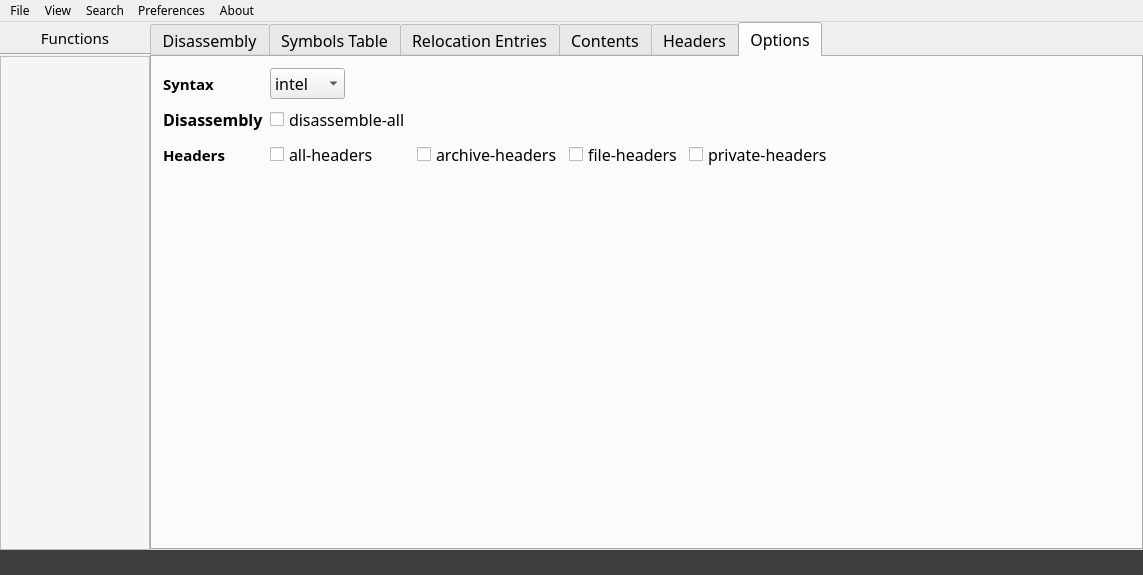
The window that src/mainwindow.ui (jubal-R/ObjGui) describes before a commit, drawn with Qt 5.
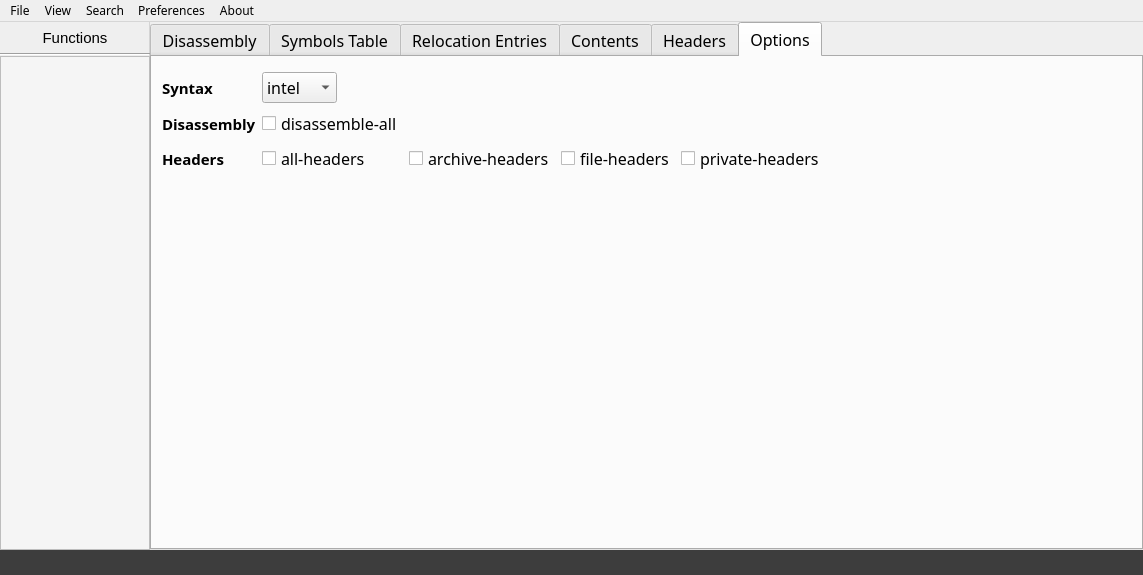
The same window after the commit. The open tabs and pages were chosen to show the change.

```diff
--- a/src/mainwindow.ui
+++ b/src/mainwindow.ui
@@ -53,12 +53,28 @@
        <number>0</number>
       </property>
       <item>
-       <layout class="QVBoxLayout" name="verticalLayout">
+       <widget class="QWidget" name="sidebar_2" native="true">
+        <property name="styleSheet">
+         <string notr="true">border-right: 1px solid #d4d4d4;</string>
+        </property>
+        <layout class="QVBoxLayout" name="sidebar">
         <property name="spacing">
          <number>0</number>
         </property>
         <property name="sizeConstraint">
-         <enum>QLayout::SetFixedSize</enum>
+          <enum>QLayout::SetDefaultConstraint</enum>
+         </property>
+         <property name="leftMargin">
+          <number>0</number>
+         </property>
+         <property name="topMargin">
+          <number>0</number>
+         </property>
+         <property name="rightMargin">
+          <number>0</number>
+         </property>
+         <property name="bottomMargin">
+          <number>0</number>
         </property>
         <item>
          <widget class="QLabel" name="label_2">
@@ -132,6 +148,7 @@
          </widget>
         </item>
        </layout>
+       </widget>
       </item>
       <item>
        <widget class="QTabWidget" name="tabWidget">
@@ -410,10 +427,18 @@
           <string>Options</string>
          </attribute>
          <layout class="QGridLayout" name="gridLayout_6">
+          <property name="leftMargin">
+           <number>10</number>
+          </property>
+          <property name="topMargin">
+           <number>15</number>
+          </property>
           <item row="1" column="0">
            <widget class="QLabel" name="label">
             <property name="font">
              <font>
+              <family>Noto Sans</family>
+              <pointsize>11</pointsize>
               <weight>75</weight>
               <bold>true</bold>
              </font>
```
Left out of the diff: 48 changed lines with no effect on the pictures. Lines whose indentation alone changed are shown as unchanged.
